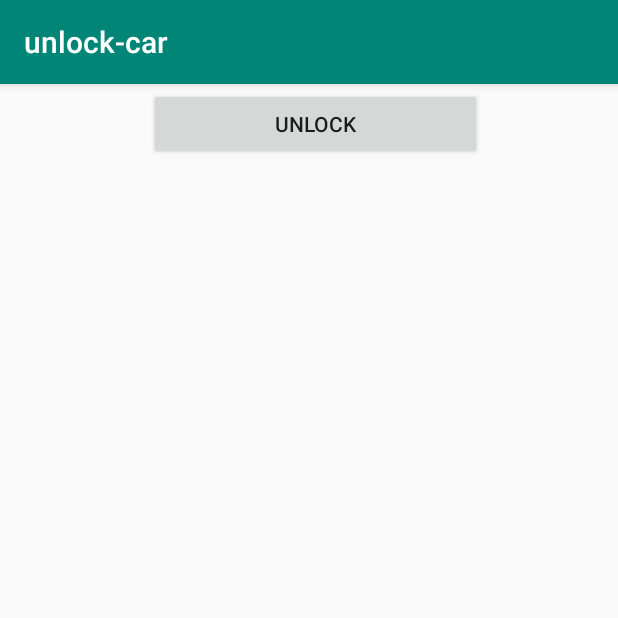
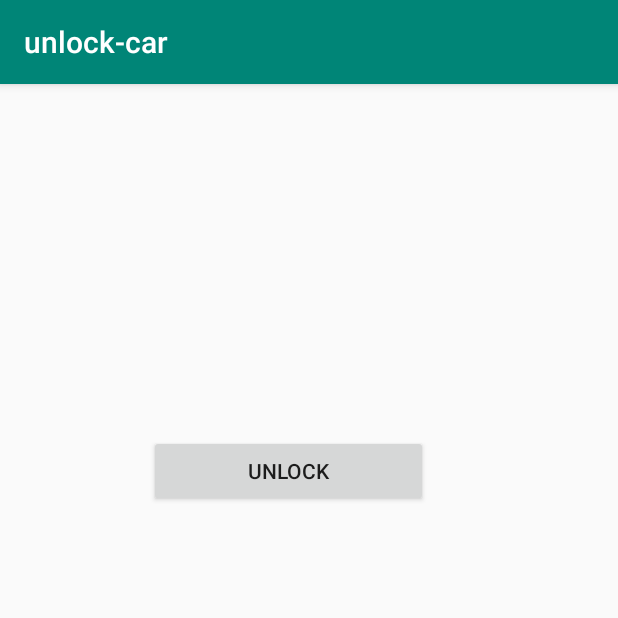
Before and after one commit to manishpatel005/Bumblebee, an Android app: the DisplayInfoActivity screen opened directly, with no data from a screen before it, on a phone screen of 412 x 824 dp, the top half of it. Run offline under Robolectric (Android 15) with nearby library versions, the phone set to English and light mode, and no system bars; libraries missing offline, so code that uses them is left out: com.smartcar.sdk.

Commit message:
Undid a thing

```diff
--- a/app/src/main/res/layout/activity_display_info.xml
+++ b/app/src/main/res/layout/activity_display_info.xml
@@ -8,19 +8,23 @@
 
     <Button
         android:id="@+id/unlock_button"
-        android:layout_width="222dp"
+        android:layout_width="186dp"
         android:layout_height="48dp"
         android:layout_marginStart="99dp"
+        android:layout_marginTop="231dp"
         android:layout_marginEnd="99dp"
+        android:layout_marginBottom="232dp"
         android:text="UNLOCK"
         android:onClick="onUnlock"/>
 
     <Button
         android:id="@+id/lock_button"
-        android:layout_width="200dp"
+        android:layout_width="186dp"
         android:layout_height="48dp"
         android:layout_marginStart="99dp"
+        android:layout_marginTop="231dp"
         android:layout_marginEnd="99dp"
+        android:layout_marginBottom="232dp"
         android:text="LOCK"
         android:onClick="onLock"/>
 
```
